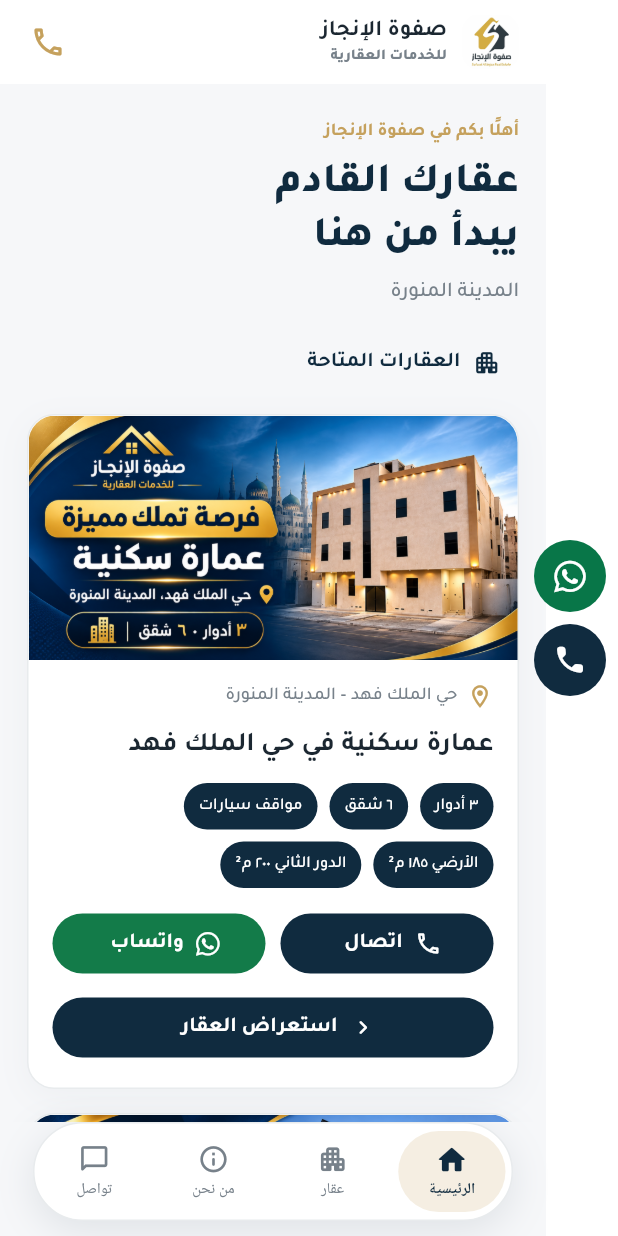
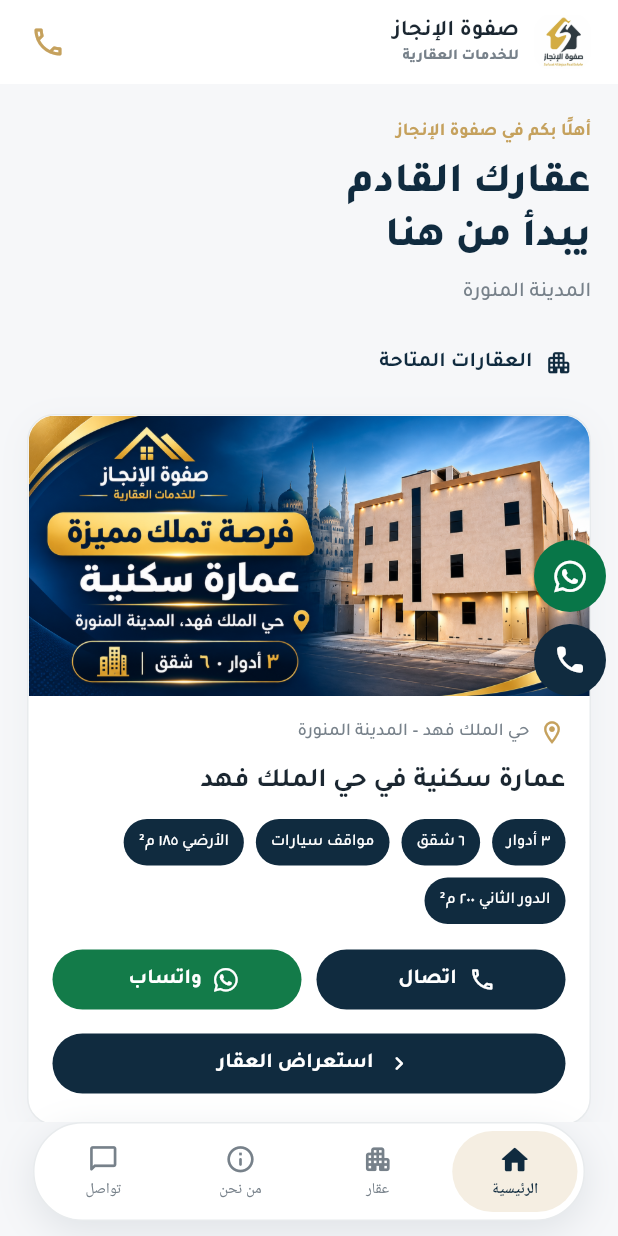
Before and after one commit to safwatalengaz-sketch/safwat-property-site, a Flutter app: the screen it shows after launch, on a phone screen of 412 x 824 dp. Run offline on Flutter 3.47's test engine with Material 3 defaults, Android fonts, the phone set to English and light mode, and no system bars; our stand-ins replace audioplayers, flutter_map, font_awesome_flutter, go_router, latlong2, video_player; missing offline and left inert: dart:js_interop.

Commit message:
Restore full-width pages behind floating contact buttons

```diff
--- a/flutter_app/lib/app.dart
+++ b/flutter_app/lib/app.dart
@@ -187,12 +187,7 @@ class _MeasuredScreenState extends State<_MeasuredScreen> {
   Widget build(BuildContext context) => Stack(
     fit: StackFit.expand,
     children: [
-      Padding(
-        padding: EdgeInsets.only(
-          right: MediaQuery.sizeOf(context).width < 760 ? 48 : 0,
-        ),
-        child: widget.child,
-      ),
+      widget.child,
       SafeArea(
         minimum: const EdgeInsets.only(right: 8),
         child: Align(
```
Also changed, not shown: 1 other file.
